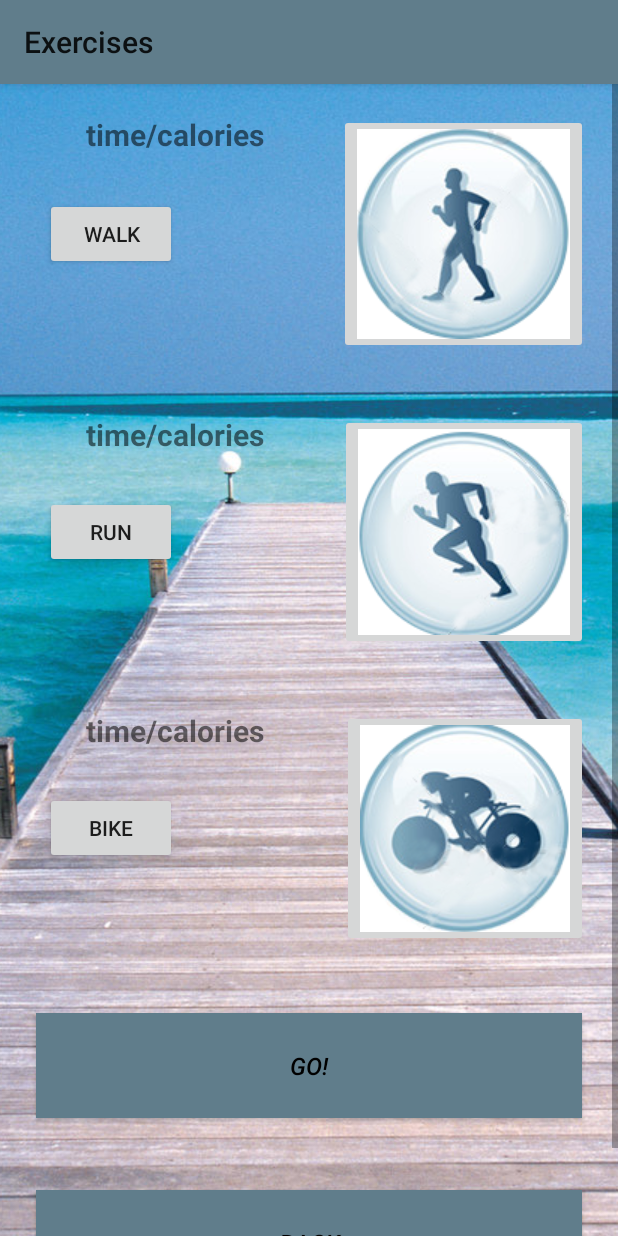
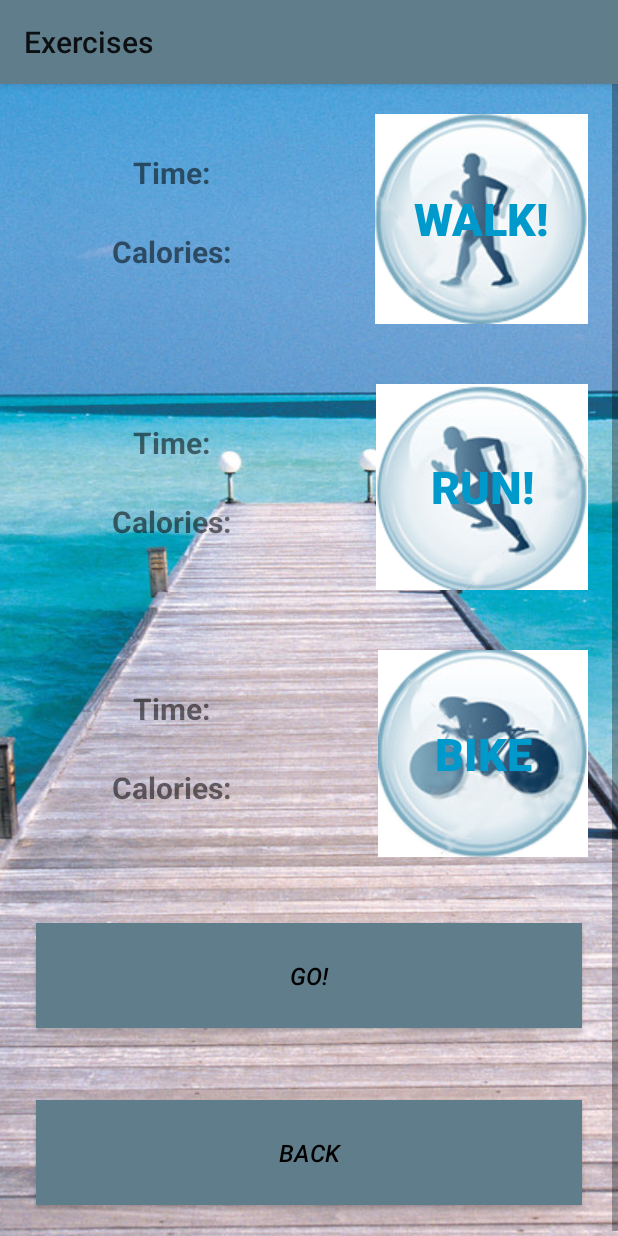
Before and after one commit to mm53616/FitApplication, an Android app: the Exercises screen opened directly, with no data from a screen before it, on a phone screen of 412 x 824 dp. Run offline under Robolectric (Android 15) with nearby library versions, the phone set to English and light mode, and no system bars.

Commit message:
Changes in Exercises layout and styles

```diff
--- a/app/src/main/res/layout/activity_exercises.xml
+++ b/app/src/main/res/layout/activity_exercises.xml
@@ -31,31 +31,24 @@
                 android:layout_width="match_parent"
                 android:layout_height="wrap_content">
 
-                <Button
-                    android:id="@+id/button_walk"
-                    android:layout_width="wrap_content"
-                    android:layout_height="match_parent"
-                    android:layout_centerVertical="true"
-                    android:layout_marginLeft="30dp"
-                    android:text="Walk" />
-
-
-                <ImageButton
-                    android:id="@+id/image_walk"
-                    android:layout_width="wrap_content"
-                    android:layout_height="wrap_content"
-                    android:layout_alignParentEnd="true"
-                    android:layout_alignParentRight="true"
-                    android:layout_alignTop="@+id/button_walk"
-                    android:layout_margin="20dp"
-                    app:srcCompat="@drawable/chod" />
+                <TextView
+                    style="@style/TextViewStyleExercises"
+                    android:id="@+id/editText_walk_time"
+                    android:text="Time: "
+                    android:layout_alignTop="@+id/image_walk"/>
 
                 <TextView
                     style="@style/TextViewStyleExercises"
-                    android:id="@+id/editText_walk"
-                    android:layout_alignTop="@+id/image_walk"
-                    android:ems="10"
-                    android:text="time/calories"  />
+                    android:id="@+id/editText_walk_calories"
+                    android:layout_below="@+id/editText_walk_time"
+                    android:text="Calories: " />
+
+                <Button
+                    android:id="@+id/image_walk"
+                    style="@style/ButtonImageStyle"
+                    android:background="@drawable/chod"
+                    android:text="walk!"
+                   />
 
 
             </RelativeLayout>
@@ -65,30 +58,26 @@
                 android:layout_width="match_parent"
                 android:layout_height="wrap_content">
 
-                <Button
-                    android:id="@+id/button_run"
-                    android:layout_width="wrap_content"
-                    android:layout_height="wrap_content"
-                    android:layout_centerVertical="true"
-                    android:layout_marginLeft="30dp"
-                    android:text="Run" />
-
-
-                <ImageButton
-                    android:id="@+id/image_run"
-                    android:layout_width="wrap_content"
-                    android:layout_height="wrap_content"
-                    android:layout_alignParentEnd="true"
-                    android:layout_alignParentRight="true"
-                    android:layout_margin="20dp"
-                    app:srcCompat="@drawable/bieg" />
+                <TextView
+                    style="@style/TextViewStyleExercises"
+                    android:id="@+id/editText_run_time"
+                    android:layout_alignTop="@+id/image_run"
+                    android:text="Time: " />
 
                 <TextView
                     style="@style/TextViewStyleExercises"
-                    android:id="@+id/editText_run"
-                    android:layout_alignTop="@+id/image_run"
-                    android:ems="10"
-                    android:text="time/calories" />
+                    android:id="@+id/editText_run_calories"
+                    android:layout_below="@+id/editText_run_time"
+                    android:text="Calories: " />
+
+
+                <Button
+
+                    android:id="@+id/image_run"
+                    style="@style/ButtonImageStyle"
+                    android:background="@drawable/bieg"
+                    android:text="run!"/>
+
 
 
             </RelativeLayout>
@@ -98,31 +87,26 @@
                 android:layout_weight="10"
                 android:layout_height="wrap_content">
 
-                <Button
-                    android:id="@+id/button_bike"
-                    android:layout_width="wrap_content"
-                    android:layout_height="wrap_content"
-                    android:layout_centerVertical="true"
-                    android:layout_marginLeft="30dp"
-                    android:text="Bike" />
-
-                <ImageButton
-                    android:id="@+id/image_bike"
-                    android:layout_width="wrap_content"
-                    android:layout_height="wrap_content"
-                    android:layout_alignParentEnd="true"
-                    android:layout_alignParentRight="true"
-                    android:layout_alignParentTop="true"
-                    android:layout_margin="20dp"
-                    app:srcCompat="@drawable/rower" />
+                <TextView
+                    style="@style/TextViewStyleExercises"
+                    android:id="@+id/editText_bike_time"
+                    android:layout_alignTop="@+id/image_bike"
+                    android:text="Time: " />
 
                 <TextView
                     style="@style/TextViewStyleExercises"
-                    android:id="@+id/editText_bike"
-                    android:layout_alignTop="@+id/image_bike"
-                    android:ems="10"
-                    android:text="time/calories"
-                />
+                    android:id="@+id/editText_bike_calories"
+                    android:layout_below="@+id/editText_bike_time"
+                    android:text="Calories: " />
+
+
+                <Button
+                    android:id="@+id/image_bike"
+                    style="@style/ButtonImageStyle"
+                    android:background="@drawable/rower"
+                    android:text="Bike"/>
+
+
 
 
             </RelativeLayout>
--- a/app/src/main/res/layout/activity_main.xml
+++ b/app/src/main/res/layout/activity_main.xml
@@ -11,6 +11,10 @@
         android:layout_width="match_parent"
         android:layout_height="match_parent"
         android:scaleType="centerCrop"/>
+
+    <ScrollView
+        android:layout_width="fill_parent"
+        android:layout_height="fill_parent">
 
     <LinearLayout
     android:layout_width="match_parent"
@@ -37,4 +41,5 @@
         android:text="Exit" />
 
     </LinearLayout>
+    </ScrollView>
 </RelativeLayout>
--- a/app/src/main/res/values/styles.xml
+++ b/app/src/main/res/values/styles.xml
@@ -18,6 +18,8 @@
         <item name="android:layout_centerHorizontal">true</item>
         <item name="android:layout_margin">24dp</item>
         <item name="android:padding">10dp</item>
+
+
     </style>
 
     <style name="TextViewStyleExercises">
@@ -27,6 +29,8 @@
         <item name="android:textStyle">bold</item>
         <item name="android:textSize">20sp</item>
         <item name="android:layout_alignParentLeft">true</item>
+        <item name="android:ems">10</item>
+        <item name="android:layout_marginTop">25dp</item>
 
     </style>
 
@@ -41,4 +45,16 @@
 
     </style>
 
+    <style name="ButtonImageStyle">
+        <item name="android:layout_width">wrap_content</item>
+        <item name="android:layout_height">wrap_content</item>
+        <item name="android:textColor">@android:color/holo_blue_dark</item>
+        <item name="android:textStyle">bold</item>
+        <item name="android:textSize">30sp</item>
+        <item name="android:layout_alignParentRight">true</item>
+        <item name="android:textAllCaps">true</item>
+        <item name="android:layout_margin">20dp</item>
+
+    </style>
+
 </resources>
```
